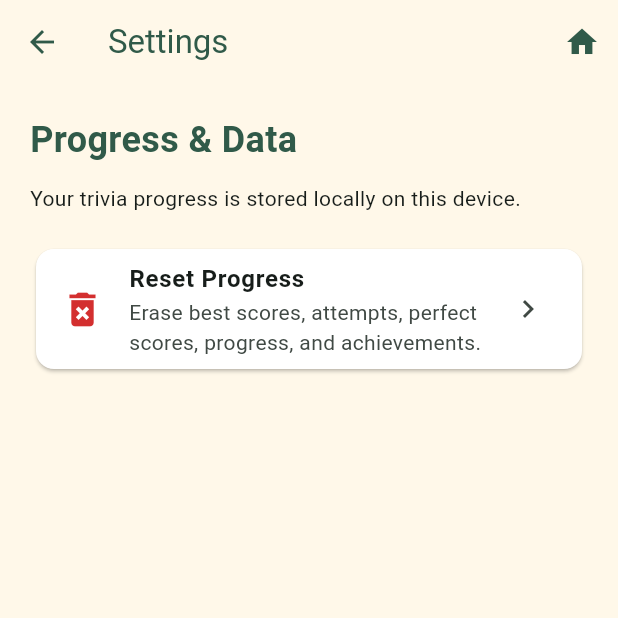
After one commit to bibliatrivia/total_trivia, a Flutter app: the screen it shows after launch, after a tap on the "settings" icon, on a phone screen of 412 x 824 dp, the top half of it. The commit adds this screen. Run offline on Flutter 3.47's test engine with Material 3 defaults, Android fonts, the phone set to English and light mode, and no system bars; our stand-ins replace share_plus, shared_preferences.

Commit message:
Add confirmed reset progress option

```diff
--- a/lib/main.dart
+++ b/lib/main.dart
@@ -6,6 +6,7 @@ import 'models/question.dart';
 import 'models/progress_models.dart';
 import 'services/question_repository.dart';
 import 'services/progress_service.dart';
+import 'screens/settings_screen.dart';
 
 void main() => runApp(const TotalTriviaApp());
 
@@ -329,7 +330,17 @@ class CategoriesScreen extends StatelessWidget {
   Widget build(BuildContext context) => Scaffold(
     appBar: AppBar(
       title: const Text('Total Trivia', style: TextStyle(fontWeight: FontWeight.bold)),
-      actions: [_homeAction(context)],
+      actions: [
+        IconButton(
+          icon: const Icon(Icons.settings),
+          tooltip: 'Settings',
+          onPressed: () => Navigator.push(
+            context,
+            MaterialPageRoute(builder: (_) => const SettingsScreen()),
+          ),
+        ),
+        _homeAction(context),
+      ],
     ),
     body: SafeArea(child: Scrollbar(child: ListView(
       physics: const AlwaysScrollableScrollPhysics(), padding: const EdgeInsets.all(20), children: [
--- /dev/null
+++ b/lib/screens/settings_screen.dart
@@ -0,0 +1,116 @@
+import 'package:flutter/material.dart';
+
+import '../services/progress_service.dart';
+
+class SettingsScreen extends StatefulWidget {
+  const SettingsScreen({super.key});
+
+  @override
+  State<SettingsScreen> createState() => _SettingsScreenState();
+}
+
+class _SettingsScreenState extends State<SettingsScreen> {
+  static const green = Color(0xFF305A49);
+  static const cream = Color(0xFFFFF8E9);
+  bool _resetting = false;
+
+  Future<void> _confirmReset() async {
+    final confirmed = await showDialog<bool>(
+      context: context,
+      barrierDismissible: false,
+      builder: (dialogContext) => AlertDialog(
+        title: const Text('Reset all progress?'),
+        content: const Text(
+          'This permanently erases all Total Trivia best scores, quiz attempts, '
+          'perfect scores, progress, and earned achievements on this device.\n\n'
+          'This cannot be undone.',
+        ),
+        actions: [
+          TextButton(
+            onPressed: () => Navigator.pop(dialogContext, false),
+            child: const Text('CANCEL'),
+          ),
+          FilledButton(
+            style: FilledButton.styleFrom(
+              backgroundColor: Colors.red.shade700,
+            ),
+            onPressed: () => Navigator.pop(dialogContext, true),
+            child: const Text('RESET EVERYTHING'),
+          ),
+        ],
+      ),
+    );
+
+    if (confirmed != true || !mounted) return;
+
+    setState(() => _resetting = true);
+    await ProgressService.resetAll();
+    if (!mounted) return;
+    setState(() => _resetting = false);
+
+    ScaffoldMessenger.of(context).showSnackBar(
+      const SnackBar(content: Text('All Total Trivia progress has been reset.')),
+    );
+  }
+
+  @override
+  Widget build(BuildContext context) => Scaffold(
+        backgroundColor: cream,
+        appBar: AppBar(
+          title: const Text('Settings'),
+          actions: [
+            IconButton(
+              icon: const Icon(Icons.home),
+              tooltip: 'Home',
+              onPressed: () =>
+                  Navigator.of(context).popUntil((route) => route.isFirst),
+            ),
+          ],
+        ),
+        body: SafeArea(
+          child: ListView(
+            padding: const EdgeInsets.all(20),
+            children: [
+              const Text(
+                'Progress & Data',
+                style: TextStyle(
+                  color: green,
+                  fontSize: 24,
+                  fontWeight: FontWeight.bold,
+                ),
+              ),
+              const SizedBox(height: 12),
+              const Text(
+                'Your trivia progress is stored locally on this device.',
+              ),
+              const SizedBox(height: 20),
+              Card(
+                child: ListTile(
+                  leading: Icon(
+                    Icons.delete_forever,
+                    color: Colors.red.shade700,
+                    size: 30,
+                  ),
+                  title: const Text(
+                    'Reset Progress',
+                    style: TextStyle(fontWeight: FontWeight.bold),
+                  ),
+                  subtitle: const Text(
+                    'Erase best scores, attempts, perfect scores, progress, '
+                    'and achievements.',
+                  ),
+                  trailing: _resetting
+                      ? const SizedBox(
+                          width: 22,
+                          height: 22,
+                          child: CircularProgressIndicator(strokeWidth: 2),
+                        )
+                      : const Icon(Icons.chevron_right),
+                  onTap: _resetting ? null : _confirmReset,
+                ),
+              ),
+            ],
+          ),
+        ),
+      );
+}
```
Also changed, not shown: lib/services/progress_service.dart (+13 -4 lines).
